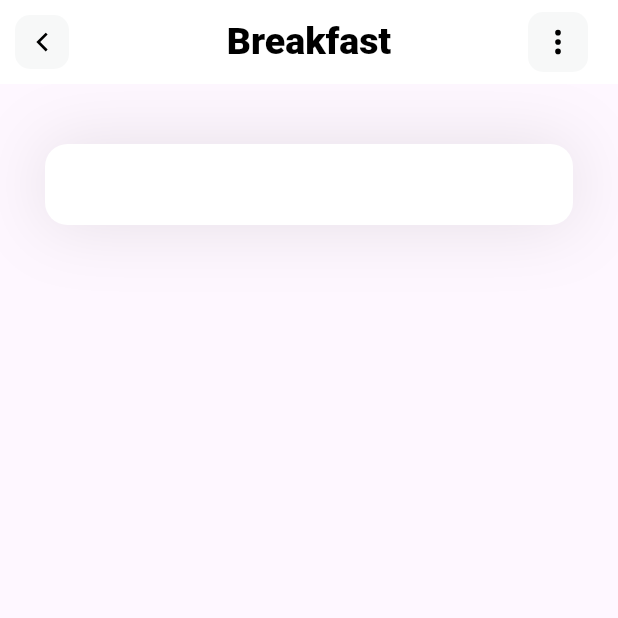
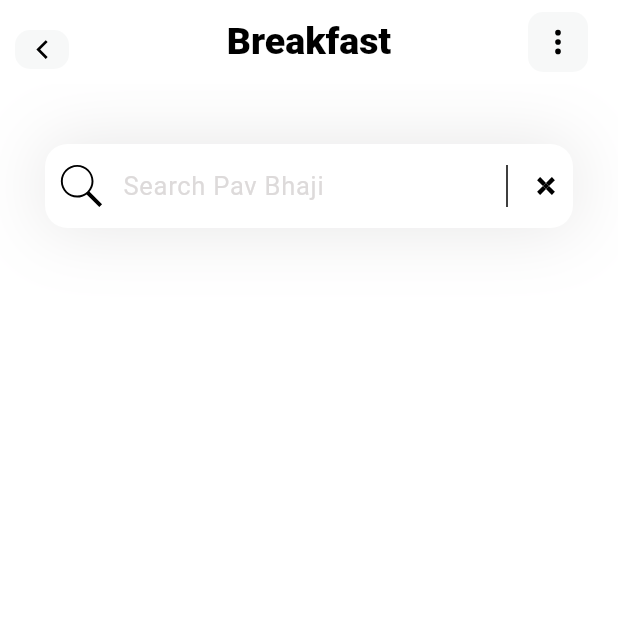
Before and after one commit to shiwani08/shopping, a Flutter app: the screen it shows after launch, on a phone screen of 412 x 824 dp, the top half of it. Run offline on Flutter 3.47's test engine with Material 3 defaults, Android fonts, the phone set to English and light mode, and no system bars; our stand-ins replace flutter_svg.

```diff
--- a/lib/home.dart
+++ b/lib/home.dart
@@ -7,32 +7,12 @@ class HomePage extends StatelessWidget {
   @override
   Widget build(BuildContext context) {
     return Scaffold(
-      appBar: buildAppBar(),
+      appBar: buildAppBar(), // Call the AppBar builder method
+      backgroundColor: Colors.white,
       body: Column(
+        // make this code readable here by extracting the method
         children: [
-          Container(
-            margin: EdgeInsets.only(top: 40, left: 30, right: 30),
-            decoration: BoxDecoration(
-              boxShadow: [
-                BoxShadow(
-                  color: Color(0xff1D1617).withOpacity(0.11),
-                  blurRadius: 40,
-                  spreadRadius: 0.0
-                )
-              ]
-            ),
-            child: TextField(
-              decoration: InputDecoration(
-                filled: true,
-                fillColor: Colors.white,
-                contentPadding: EdgeInsets.all(15),
-                border: OutlineInputBorder(
-                  borderRadius: BorderRadius.circular(15),
-                  borderSide: BorderSide.none
-                )
-              ),
-            ),
-          )
+          searchBar(),
         ],
       ),
     );
@@ -53,10 +33,10 @@ class HomePage extends StatelessWidget {
       centerTitle: true,
       leading: GestureDetector(
         onTap: () {
-
+          // Handle tap on the leading icon
         },
         child: Container(
-          margin: const EdgeInsets.all(10),
+          margin: const EdgeInsets.only(top: 20, left: 10, right: 10, bottom: 10),
           alignment: Alignment.center,
           height: 40,
           width: 40,
@@ -90,4 +70,69 @@ class HomePage extends StatelessWidget {
       ],
     );
   }
+  Widget searchBar() {
+    return Container(
+      margin: const EdgeInsets.only(top: 40, left: 30, right: 30), // Margin for the container
+      decoration: BoxDecoration(
+        boxShadow: [
+          BoxShadow(
+            color: const Color(0xff1D1617).withOpacity(0.11), // Shadow color with opacity
+            blurRadius: 40,
+            spreadRadius: 0.0,
+          ),
+        ],
+      ),
+      child: TextField(
+        decoration: InputDecoration(
+          filled: true,
+          fillColor: Colors.white,
+          contentPadding: const EdgeInsets.all(15),
+          hintText: 'Search Pav Bhaji',
+          hintStyle: const TextStyle(
+            color: Color(0xffDDDADA),
+            fontSize: 17,
+          ),
+          prefixIcon: Padding(
+            padding: const EdgeInsets.all(8),
+            child: SizedBox(
+              width: 20, // Set the desired width
+              height: 20, // Set the desired height
+              child: SvgPicture.asset("assets/icons/search.svg"), // Icon asset
+            ),
+          ),
+          suffixIcon: SizedBox(
+            // Remove width from Container
+            width: 100,
+            child: IntrinsicHeight(
+              child: Row(
+                mainAxisAlignment: MainAxisAlignment.end,
+                children: [
+                  // Add a vertical line using VerticalDivider
+                  const VerticalDivider(
+                    color: Colors.black,
+                    indent: 10,
+                    endIndent: 10,
+                    thickness: 1,
+                  ),
+                  // Ensure the Padding widget is correctly closed
+                  Padding(
+                    padding: const EdgeInsets.all(8.0),
+                    child: SizedBox(
+                      width: 20, // Set the desired width
+                      height: 20, // Set the desired height
+                      child: SvgPicture.asset("assets/icons/cross.svg"),
+                    ),
+                  ), // Ensure the Padding widget is correctly closed
+                ],
+              ),
+            ),
+          ),
+          border: OutlineInputBorder(
+            borderRadius: BorderRadius.circular(15), // Makes the border curved
+            borderSide: BorderSide.none, // Removes the border
+          ),
+        ),
+      ),
+    );
+  }
 }
--- a/lib/main.dart
+++ b/lib/main.dart
@@ -11,10 +11,10 @@ class MyApp extends StatelessWidget {
 
   @override
   Widget build(BuildContext context) {
-    return MaterialApp(
+    return const MaterialApp(
       debugShowCheckedModeBanner: false,
       //theme: ThemeData(fontFamily: 'Poppins'),
-      home: const HomePage(),
+      home: HomePage(),
     );
   }
 }
```
